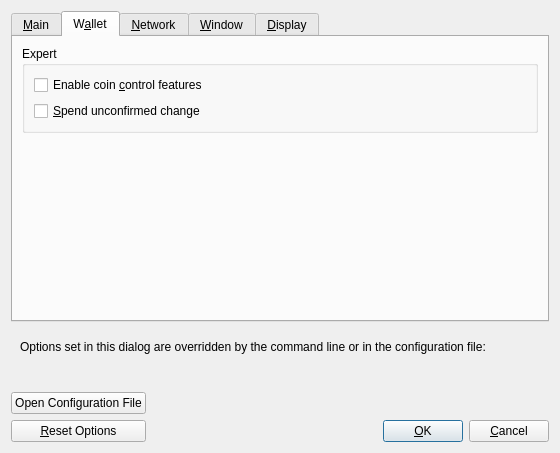
The window that src/qt/forms/optionsdialog.ui (malandro0/bitcoin) describes before a commit, drawn with Qt 5.
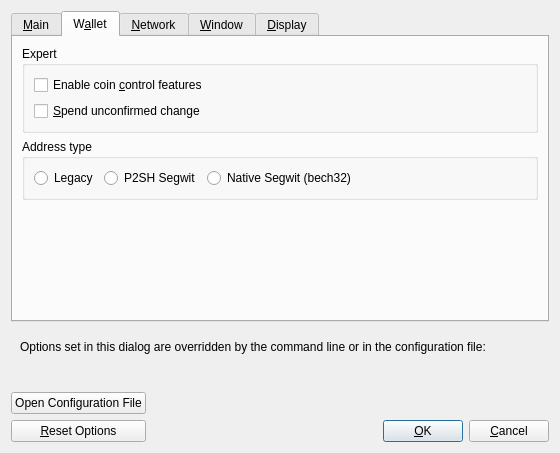
The same window after the commit. The open tabs and pages were chosen to show the change. Custom widgets are drawn as their Qt base class.

Commit message:
Qt/Options: Expose addresstype in GUI using rwconf
NOTE: This doesn't update the receive dialog's "Generate Bech32 address" checkbox at all.
That's okay for Bitcoin Knots since it just affects the default checked state, but Core hides the checkbox entirely when addresstype=legacy, so you would want to show/hide it as necessary.

Patch:
```diff
--- a/src/qt/forms/optionsdialog.ui
+++ b/src/qt/forms/optionsdialog.ui
@@ -229,6 +229,57 @@
          </layout>
         </widget>
        </item>
+       <item>
+        <widget class="QGroupBox" name="groupBoxAddressType">
+         <property name="title">
+          <string>Address type</string>
+         </property>
+         <property name="checkable">
+          <bool>false</bool>
+         </property>
+         <layout class="QHBoxLayout" name="layoutAddressType">
+          <item>
+           <widget class="QRadioButton" name="addressTypeLegacy">
+            <property name="sizePolicy">
+             <sizepolicy hsizetype="Minimum" vsizetype="Fixed">
+              <horstretch>0</horstretch>
+              <verstretch>0</verstretch>
+             </sizepolicy>
+            </property>
+            <property name="text">
+             <string>Legacy</string>
+            </property>
+           </widget>
+          </item>
+          <item>
+           <widget class="QRadioButton" name="addressTypeP2SH_Segwit">
+            <property name="sizePolicy">
+             <sizepolicy hsizetype="Minimum" vsizetype="Fixed">
+              <horstretch>0</horstretch>
+              <verstretch>0</verstretch>
+             </sizepolicy>
+            </property>
+            <property name="text">
+             <string>P2SH Segwit</string>
+            </property>
+           </widget>
+          </item>
+          <item>
+           <widget class="QRadioButton" name="addressTypeBech32">
+            <property name="sizePolicy">
+             <sizepolicy hsizetype="MinimumExpanding" vsizetype="Fixed">
+              <horstretch>0</horstretch>
+              <verstretch>0</verstretch>
+             </sizepolicy>
+            </property>
+            <property name="text">
+             <string>Native Segwit (bech32)</string>
+            </property>
+           </widget>
+          </item>
+         </layout>
+        </widget>
+       </item>
        <item>
         <spacer name="verticalSpacer_Wallet">
          <property name="orientation">
```
The commit also changes 3 other files.
